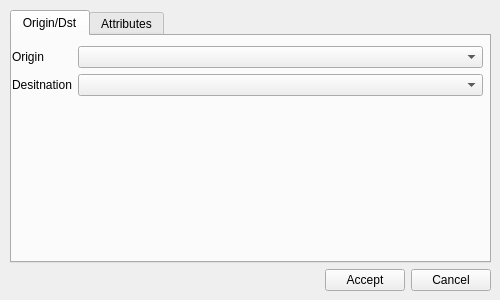
Marcos-L/Graph-Manager, file UI_Files/New_Arc.ui: the form before one commit.
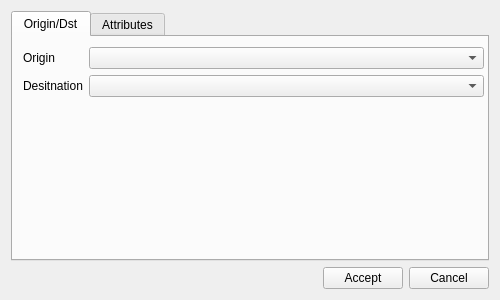
The form after the commit.

The edit to the form file:
```diff
--- a/UI_Files/New_Arc.ui
+++ b/UI_Files/New_Arc.ui
@@ -31,15 +31,6 @@
   <property name="windowTitle">
    <string>New Arc</string>
   </property>
-  <widget class="QWidget" name="layoutWidget">
-   <property name="geometry">
-    <rect>
-     <x>10</x>
-     <y>10</y>
-     <width>481</width>
-     <height>281</height>
-    </rect>
-   </property>
    <layout class="QVBoxLayout" name="verticalLayout">
     <item>
      <widget class="QTabWidget" name="tabWidget">
@@ -53,10 +44,10 @@
        <widget class="QWidget" name="layoutWidget">
         <property name="geometry">
          <rect>
-          <x>0</x>
+         <x>10</x>
           <y>10</y>
-          <width>471</width>
-          <height>91</height>
+         <width>461</width>
+         <height>72</height>
          </rect>
         </property>
         <layout class="QFormLayout" name="formLayout">
@@ -137,7 +128,6 @@
      </layout>
     </item>
    </layout>
-  </widget>
  </widget>
  <resources/>
  <connections/>
```
Left out of the diff: 6 changed lines with no effect on the pictures. Lines whose indentation alone changed are shown as unchanged.
